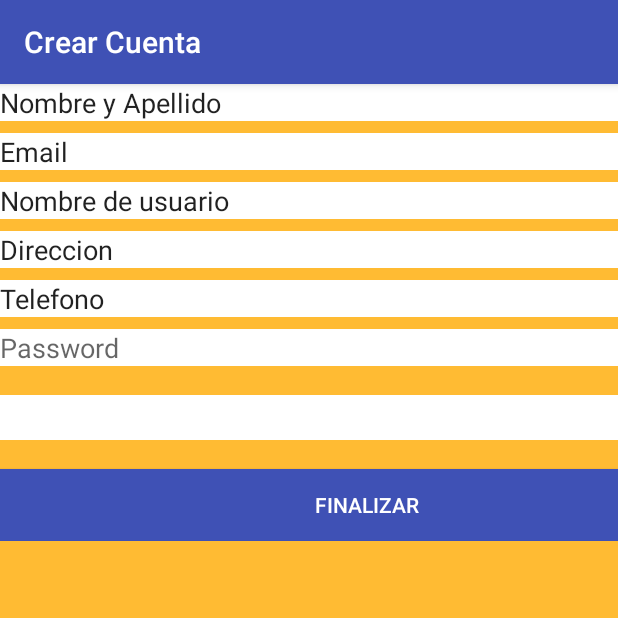
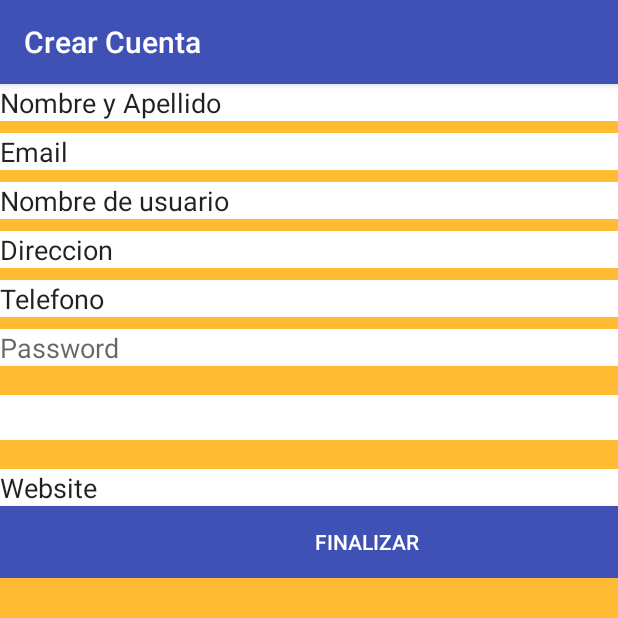
Before and after one commit to tomate14/TrazaAppProject, an Android app: the RegisterActivity screen opened directly, with no data from a screen before it, on a phone screen of 412 x 824 dp, the top half of it. Run offline under Robolectric (Android 15) with nearby library versions, the phone set to English and light mode, and no system bars; 1 statement that could not run was skipped.

Commit message:
Anda Login y Register
Falta tomar las coordenadas del tipo cuando se registra.  Y mostrar
mensaje en pantalla. Anda el INSERT

```diff
--- a/TPOperativa/app/src/main/java/Funcionalidad/MySQL.java
+++ b/TPOperativa/app/src/main/java/Funcionalidad/MySQL.java
@@ -75,7 +75,7 @@ public class MySQL{
                     this.dateBase, this.user, this.pass);
             Statement st = conn.createStatement();
 
-            st.execute(query);
+            st.executeUpdate(query);
         } catch (SQLException e) {
             e.printStackTrace();
         } catch (ClassNotFoundException e) {
--- a/TPOperativa/app/src/main/res/layout/activity_register.xml
+++ b/TPOperativa/app/src/main/res/layout/activity_register.xml
@@ -109,6 +109,15 @@
                             android:layout_width="match_parent"
                             android:layout_height="wrap_content" />
 
+                        <EditText
+                            android:id="@+id/txt_Website"
+                            android:layout_width="match_parent"
+                            android:layout_height="wrap_content"
+                            android:background="@android:color/background_light"
+                            android:ems="10"
+                            android:inputType="textPersonName"
+                            android:text="Website" />
+
                         <Button
                             android:id="@+id/btnFinalizar"
                             android:layout_width="match_parent"
```
Also changed, not shown: TPOperativa/app/src/main/java/com/example/maxi/tpoperativa/RegisterActivity.java (+25 -12 lines).
